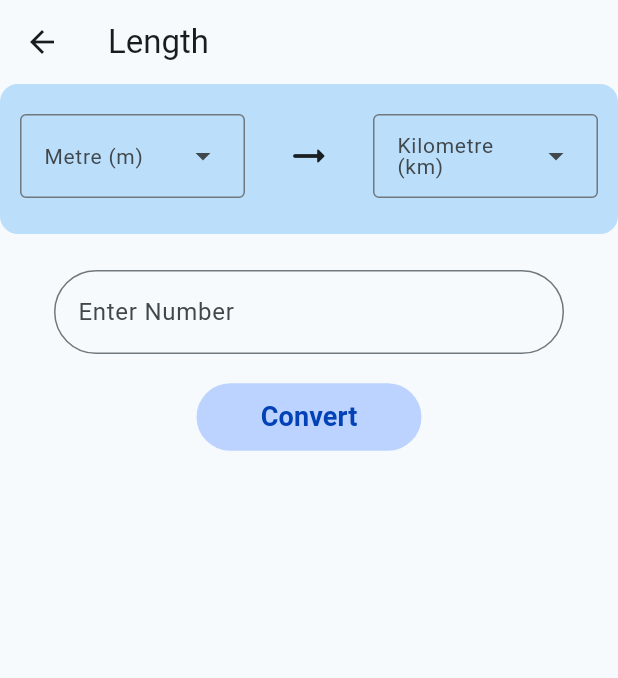
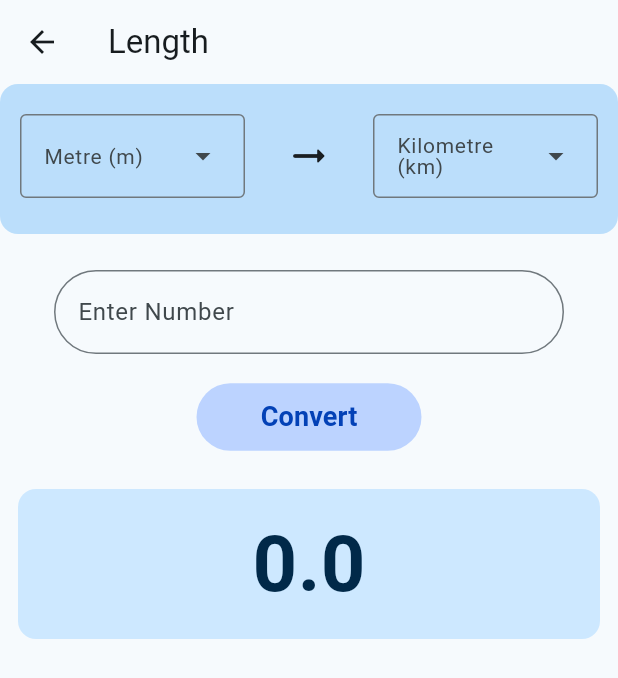
Before and after one commit to CodeWithJeet1204/Calculator, a Flutter app: the IndividualConversionPage screen opened directly, after a tap on "Convert", on a phone screen of 412 x 824 dp. Shown: the top 678 px of the screen. Run offline on Flutter 3.47's test engine with Material 2 defaults, Android fonts, the phone set to English and light mode, and no system bars.

Commit message:
conversion screen ui done + logic half done

```diff
--- a/lib/conversion/conversion_units.dart
+++ b/lib/conversion/conversion_units.dart
@@ -29,10 +29,10 @@ Map<String, List<String>> conversionUnits = {
   ],
   "Currency": [
     "US Dollar (\$)",
+    "Indian Rupees (₹)",
     "Euro (€)",
     "British Pound (£)",
     "Japanese Yen (¥)",
-    "Chinese Yuan (¥)"
   ],
   "Weight": [
     "Kilogram (kg)",
--- a/lib/conversion/ind_conversion_page.dart
+++ b/lib/conversion/ind_conversion_page.dart
@@ -1,3 +1,4 @@
+import 'package:calculator/conversion/conversion_logic.dart';
 import 'package:calculator/conversion/conversion_units.dart';
 import 'package:flutter/material.dart';
 
@@ -20,13 +21,49 @@ class IndividualConversionPage extends StatefulWidget {
 
 class _IndividualConversionPageState extends State<IndividualConversionPage> {
   TextEditingController convertController = TextEditingController();
+  double value = 0;
+  late String firstSelectedValue;
+  late String secondSelectedValue;
+
+  @override
+  void initState() {
+    super.initState();
+    firstSelectedValue = conversionUnits[widget.conversionTitle]![4];
+    secondSelectedValue = conversionUnits[widget.conversionTitle]![0];
+  }
+
+  void convertParameter() {
+    print(firstSelectedValue);
+    print(secondSelectedValue);
+    print(value);
+    if (widget.conversionTitle == "Length") {
+      convertlength(value, firstSelectedValue, secondSelectedValue);
+      setState(() {});
+    }
+    if (widget.conversionTitle == "Area") {
+      convertarea(value, firstSelectedValue, secondSelectedValue);
+      setState(() {});
+    }
+    if (widget.conversionTitle == "Volume") {
+      convertvolume(value, firstSelectedValue, secondSelectedValue);
+      setState(() {});
+    }
+    if (widget.conversionTitle == "Temperature") {
+      convertvolume(value, firstSelectedValue, secondSelectedValue);
+      setState(() {});
+    }
+    if (widget.conversionTitle == "Weight") {
+      convertweight(value, firstSelectedValue, secondSelectedValue);
+      setState(() {});
+    }
+    if (widget.conversionTitle == "Currency") {
+      convertcurrency(value, firstSelectedValue, secondSelectedValue);
+      setState(() {});
+    }
+  }
 
   @override
   Widget build(BuildContext context) {
-    // ignore: unused_local_variable
-    String? firstSelectedValue = conversionUnits[widget.conversionTitle]![0];
-    // ignore: unused_local_variable
-    String? secondSelectedValue = conversionUnits[widget.conversionTitle]![0];
     return Scaffold(
       appBar: AppBar(
         title: Text(widget.conversionTitle),
@@ -52,7 +89,7 @@ class _IndividualConversionPageState extends State<IndividualConversionPage> {
                         DropdownMenu<String>(
                           onSelected: (String? newValue) {
                             setState(() {
-                              firstSelectedValue = newValue;
+                              firstSelectedValue = newValue!;
                             });
                           },
                           width: 150,
@@ -102,7 +139,7 @@ class _IndividualConversionPageState extends State<IndividualConversionPage> {
                         DropdownMenu<String>(
                           onSelected: (String? newValue) {
                             setState(() {
-                              secondSelectedValue = newValue;
+                              secondSelectedValue = newValue!;
                             });
                           },
                           width: 150,
@@ -175,7 +212,7 @@ class _IndividualConversionPageState extends State<IndividualConversionPage> {
               foregroundColor: const Color.fromARGB(255, 3, 65, 182),
               fixedSize: const Size(150, 45),
             ),
-            onPressed: () {},
+            onPressed: convertParameter,
             child: const Text(
               "Convert",
               style: TextStyle(
@@ -184,6 +221,26 @@ class _IndividualConversionPageState extends State<IndividualConversionPage> {
               ),
             ),
           ),
+          Padding(
+            padding: const EdgeInsets.symmetric(horizontal: 12, vertical: 24),
+            child: Container(
+              alignment: Alignment.center,
+              decoration: BoxDecoration(
+                color: const Color.fromARGB(255, 205, 232, 255),
+                borderRadius: BorderRadius.circular(12),
+              ),
+              width: double.infinity,
+              height: 100,
+              child: Text(
+                value.toString(),
+                style: const TextStyle(
+                  fontSize: 52,
+                  fontWeight: FontWeight.bold,
+                  color: Color.fromARGB(255, 1, 41, 73),
+                ),
+              ),
+            ),
+          ),
         ],
       ),
     );
```
Also changed, not shown: lib/conversion/conversion_logic.dart (added, +221 -0 lines).
